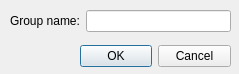
Qt form group.ui (sr-tream/SRauncherQt5) before a commit.
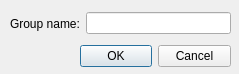
The same form after that commit.

```diff
--- a/group.ui
+++ b/group.ui
@@ -35,7 +35,7 @@
      <x>10</x>
      <y>10</y>
      <width>221</width>
-     <height>22</height>
+     <height>27</height>
     </rect>
    </property>
    <layout class="QHBoxLayout" name="horizontalLayout">
```
Left out of the diff: 8 changed lines with no effect on the pictures.
